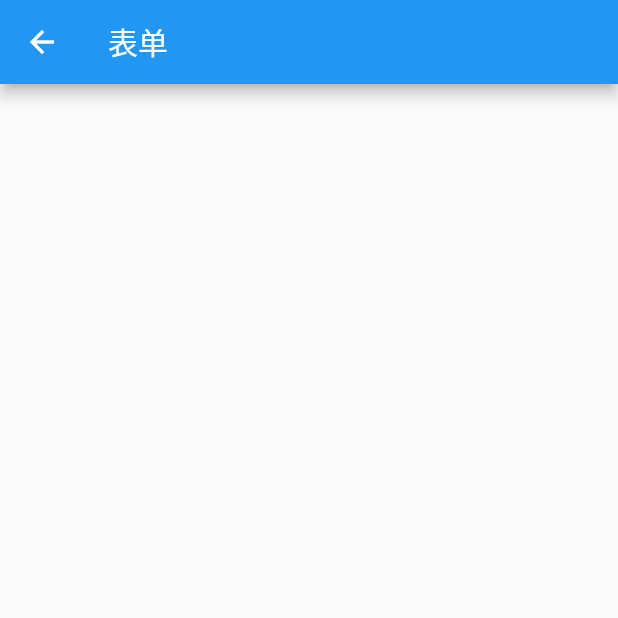
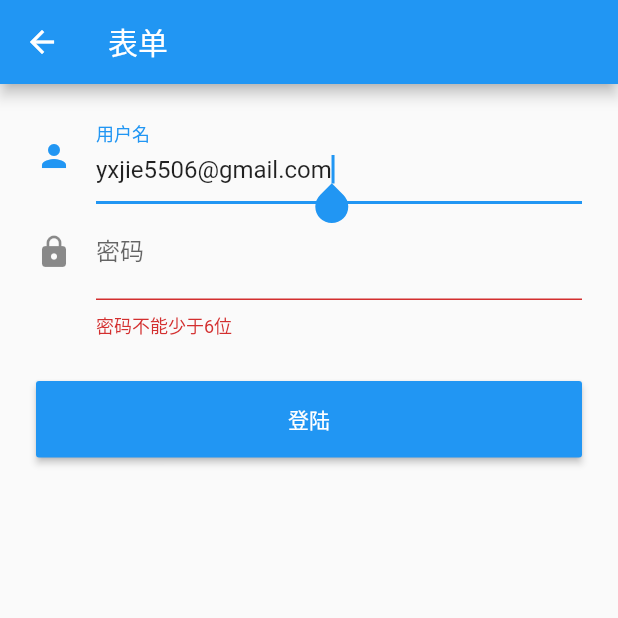
Before and after one commit to Yxjie/Flutter_Study, a Flutter app: the TextFormWidget screen opened directly, on a phone screen of 412 x 824 dp, the top half of it. Run offline on Flutter 3.47's test engine with Material 2 defaults, Android fonts, the phone set to English and light mode, and no system bars; our stand-ins replace fluttertoast; network calls fail.

Commit message:
[NFF] 输入框监听,表单校验

```diff
--- a/flutter_demo/lib/TextForm.dart
+++ b/flutter_demo/lib/TextForm.dart
@@ -1,16 +1,24 @@
 import 'package:flutter/material.dart';
+import 'package:fluttertoast/fluttertoast.dart';
 
-class TextFormWidget extends StatefulWidget{
-
+class TextFormWidget extends StatefulWidget {
   @override
   State<StatefulWidget> createState() {
     return TextFormWidgetState();
   }
-
 }
 
-class TextFormWidgetState extends State<TextFormWidget>{
+class TextFormWidgetState extends State<TextFormWidget> {
+  //输入框监听
+  TextEditingController _unameController = new TextEditingController();
+  TextEditingController _pwdController = new TextEditingController();
+  GlobalKey _formKey = new GlobalKey<FormState>();
 
+  @override
+  void initState() {
+    super.initState();
+    _unameController.text = "yxjie5506@gmail.com";
+  }
 
   @override
   Widget build(BuildContext context) {
@@ -18,8 +26,66 @@ class TextFormWidgetState extends State<TextFormWidget>{
       appBar: AppBar(
         title: Text("表单"),
       ),
-//      body: ,
+      body: Padding(
+        padding: const EdgeInsets.symmetric(vertical: 16.0, horizontal: 24.0),
+        child: Form(
+            //设置globalKey，用于后面获取FormState
+            key: _formKey,
+            //开启自校验
+            autovalidate: true,
+            child: Column(
+              children: <Widget>[
+                TextFormField(
+                  autofocus: true,
+                  controller: _unameController,
+                  decoration: InputDecoration(
+                      icon: Icon(Icons.person),
+                      labelText: "用户名",
+                      hintText: "用户名或是邮箱"),
+                  validator: (str) {
+                    return str.trim().length > 0 ? null : "用户名不能为空";
+                  },
+                ),
+
+                TextFormField(
+                  controller: _pwdController,
+                  decoration: InputDecoration(
+                      icon: Icon(Icons.lock),
+                      labelText: "密码",
+                      hintText: "您的登陆密码"),
+                  obscureText: true,
+                  //校验密码
+                  validator: (pwd) {
+                    return pwd.trim().length > 5 ? null : "密码不能少于6位";
+                  },
+                ),
+                //登陆哦按钮
+                Padding(
+                  padding: const EdgeInsets.only(top: 28.0),
+                  child: Row(
+                    children: <Widget>[
+                      Expanded(
+                          child: RaisedButton(
+                        padding: EdgeInsets.all(15.0),
+                        child: Text("登陆"),
+                        color: Theme.of(context).primaryColor,
+                        textColor: Colors.white,
+                        onPressed: () {
+                          if ((_formKey.currentState as FormState).validate()) {
+                            Fluttertoast.showToast(
+                              msg: "数据验证成功！",
+                              toastLength: Toast.LENGTH_SHORT,
+                              gravity: ToastGravity.CENTER,
+                            );
+                          }
+                        },
+                      ))
+                    ],
+                  ),
+                )
+              ],
+            )),
+      ),
     );
   }
-
 }
--- a/flutter_demo/lib/demo.dart
+++ b/flutter_demo/lib/demo.dart
@@ -7,6 +7,7 @@ import 'icon.dart';
 import 'switchAndCheckbox.dart';
 import 'textField.dart';
 import 'textFiled2.dart';
+import 'TextForm.dart';
 
 class DemoWidget extends StatelessWidget {
   @override
@@ -77,7 +78,7 @@ class DemoWidget extends StatelessWidget {
               title: "表单",
               callback: () {
                 Navigator.push(context,
-                    MaterialPageRoute(builder: (context) => TextFormField()));
+                    MaterialPageRoute(builder: (context) => TextFormWidget()));
               }),
           CustomHeader(title: "布局类Widgets"),
         ],
@@ -102,10 +103,11 @@ class CustomHeader extends StatelessWidget {
           style: TextStyle(
             color: Colors.white,
             fontSize: 18.0,
+            fontWeight: FontWeight.bold
           ),
         )),
       ),
-      color: Colors.grey,
+      color: Colors.lightBlueAccent[200],
     );
   }
 }
```
